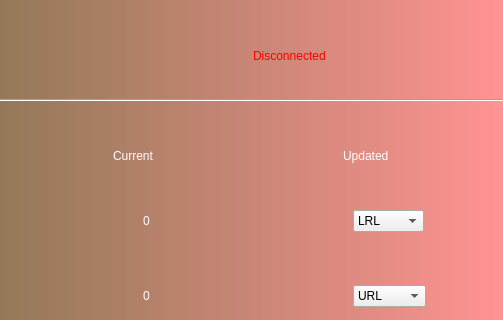
Old version of the form DCM/interface/aoo_mode.ui in the repository patrickkosierb/3K04_DCM; both pictures show x 697 to 1200 and y 0 to 320 of the 1200 by 800 pixel window.
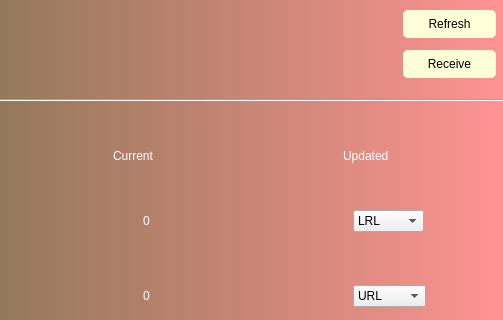
New version of the form.

The edit to the form file:
```diff
--- a/DCM/interface/aoo_mode.ui
+++ b/DCM/interface/aoo_mode.ui
@@ -91,7 +91,7 @@
 </string>
     </property>
     <property name="text">
-     <string>Disconnected</string>
+     <string/>
     </property>
    </widget>
    <widget class="QLabel" name="pacemaker_number">
@@ -1444,6 +1444,57 @@
      <string>DOO Mode</string>
     </property>
    </widget>
+   <widget class="QPushButton" name="refresh">
+    <property name="geometry">
+     <rect>
+      <x>1100</x>
+      <y>10</y>
+      <width>93</width>
+      <height>28</height>
+     </rect>
+    </property>
+    <property name="styleSheet">
+     <string notr="true">background-color: rgb(255, 255, 216);
+border-radius: 5px;</string>
+    </property>
+    <property name="text">
+     <string>Refresh</string>
+    </property>
+   </widget>
+   <widget class="QLabel" name="INVALID_6">
+    <property name="geometry">
+     <rect>
+      <x>850</x>
+      <y>70</y>
+      <width>341</width>
+      <height>31</height>
+     </rect>
+    </property>
+    <property name="styleSheet">
+     <string notr="true">font: 8pt &quot;Arial&quot;; color:rgb(255, 0, 0)
+</string>
+    </property>
+    <property name="text">
+     <string/>
+    </property>
+   </widget>
+   <widget class="QPushButton" name="receive">
+    <property name="geometry">
+     <rect>
+      <x>1100</x>
+      <y>50</y>
+      <width>93</width>
+      <height>28</height>
+     </rect>
+    </property>
+    <property name="styleSheet">
+     <string notr="true">background-color: rgb(255, 255, 216);
+border-radius: 5px;</string>
+    </property>
+    <property name="text">
+     <string>Receive</string>
+    </property>
+   </widget>
   </widget>
  </widget>
  <resources/>
```
